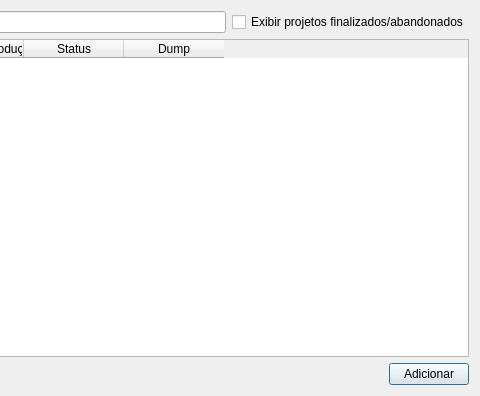
dsgoficial/SAP_Gerente, file uis/mProductionData.ui: the form before one commit; both pictures show x 388 to 868 and y 0 to 396 of the 868 by 396 pixel window.
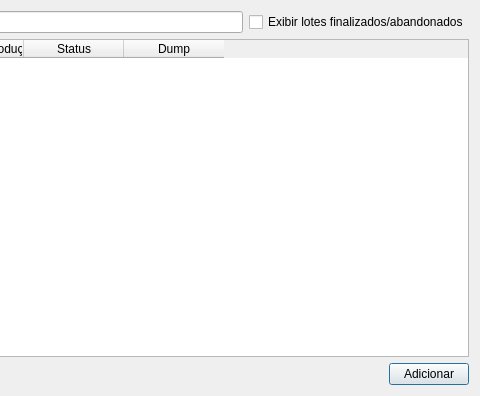
The form after the commit.

```diff
--- a/uis/mProductionData.ui
+++ b/uis/mProductionData.ui
@@ -29,7 +29,7 @@
      <item>
       <widget class="QCheckBox" name="showFinishedCheckBox">
        <property name="text">
-        <string>Exibir projetos finalizados/abandonados</string>
+        <string>Exibir lotes finalizados/abandonados</string>
        </property>
       </widget>
      </item>
```
